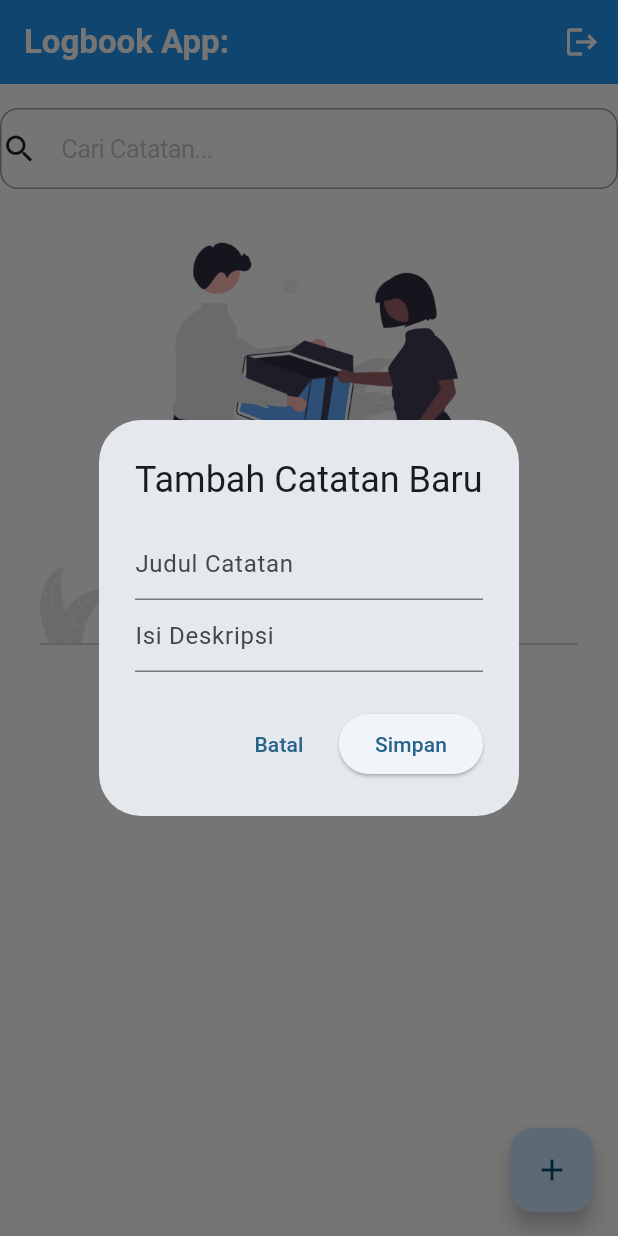
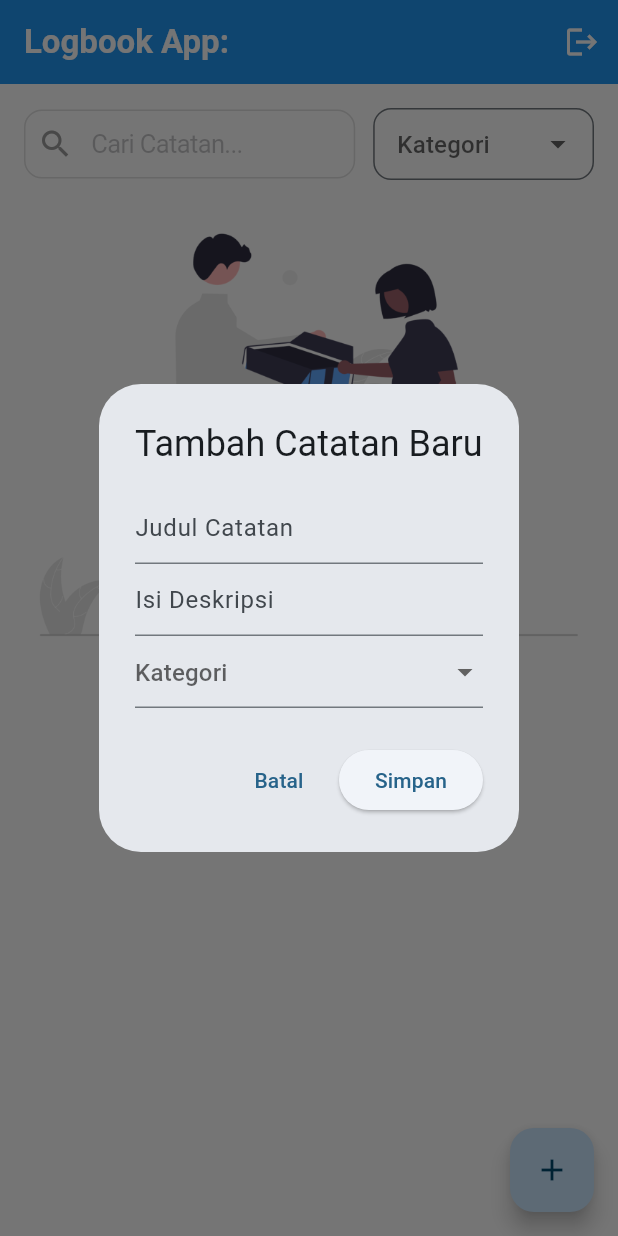
Before and after one commit to MaulIshak/logbook-app, a Flutter app: the LogView screen opened directly with empty values, after a tap on the "add" icon, on a phone screen of 412 x 824 dp. Run offline on Flutter 3.47's test engine with Material 3 defaults, Android fonts, the phone set to English and light mode, and no system bars; our stand-ins replace shared_preferences; accounts and stored records are empty.

Commit message:
feat: Implement log categorization, allowing users to add, edit, filter, and display logs by category.

```diff
--- a/lib/features/logbook/log_controller.dart
+++ b/lib/features/logbook/log_controller.dart
@@ -6,8 +6,17 @@ import 'package:shared_preferences/shared_preferences.dart';
 class LogController {
   final ValueNotifier<List<LogModel>> logsNotifier = ValueNotifier([]);
   static const String _storageKey = 'user_logs_data';
-
   final ValueNotifier<List<LogModel>> _logsBufferNotifier = ValueNotifier([]);
+  String _activeCategory = 'All'; // Track filter kategori yang sedang aktif
+  final List<String> categories = [
+    'Personal',
+    'Work',
+    'Study',
+    'Health',
+    'Travel',
+    'Other',
+    'All',
+  ];
 
   LogController(String username) {
     loadFromDisk(username);
@@ -30,36 +39,62 @@ class LogController {
     }
   }
 
-  void addLog(String title, String desc, String username) {
+  void filterLog(String category) {
+    _activeCategory = category; // Simpan filter aktif
+    if (category.isEmpty || category == "All") {
+      logsNotifier.value = _logsBufferNotifier.value;
+    } else {
+      final filteredLogs = _logsBufferNotifier.value.where((log) {
+        final categoryMatch = log.category.toLowerCase().contains(
+          category.toLowerCase(),
+        );
+        return categoryMatch;
+      }).toList();
+      logsNotifier.value = filteredLogs;
+    }
+  }
+
+  void addLog(String title, String desc, String username, String category) {
     final newLog = LogModel(
       title: title,
       description: desc,
       date: DateTime.now().toString(),
       username: username,
+      category: category,
     );
     _logsBufferNotifier.value = [..._logsBufferNotifier.value, newLog];
     logsNotifier.value = _logsBufferNotifier.value;
     saveToDisk();
   }
 
-  void updateLog(int index, String title, String desc, String username) {
+  void updateLog(
+    int index,
+    String title,
+    String desc,
+    String username,
+    String category,
+  ) {
     final currentLogs = List<LogModel>.from(_logsBufferNotifier.value);
     currentLogs[index] = LogModel(
       title: title,
       description: desc,
       date: DateTime.now().toString(),
       username: username,
+      category: category,
     );
     _logsBufferNotifier.value = currentLogs;
     logsNotifier.value = _logsBufferNotifier.value;
     saveToDisk();
   }
 
-  void removeLog(int index) {
+  void removeLog(LogModel logToRemove) {
+    // Hapus berdasarkan referensi object, bukan index,
+    // agar tidak salah hapus saat ada filter aktif
     final currentLogs = List<LogModel>.from(_logsBufferNotifier.value);
-    currentLogs.removeAt(index);
+    currentLogs.remove(logToRemove);
     _logsBufferNotifier.value = currentLogs;
-    logsNotifier.value = _logsBufferNotifier.value;
+    // Re-apply filter yang sedang aktif setelah menghapus
+    filterLog(_activeCategory);
     saveToDisk();
   }
 
--- a/lib/features/logbook/log_view.dart
+++ b/lib/features/logbook/log_view.dart
@@ -91,14 +91,58 @@ class _LogViewState extends State<LogView> {
         child: Column(
           children: [
             SizedBox(height: 16),
-            CupertinoTextField(
-              onChanged: (value) => _controller.searchLog(value),
-              placeholder: "Cari Catatan...",
-              prefix: Icon(Icons.search),
-              padding: EdgeInsets.all(16),
-              decoration: BoxDecoration(
-                borderRadius: BorderRadius.circular(12),
-                border: Border.all(color: Colors.grey),
+
+            Padding(
+              padding: const EdgeInsets.symmetric(horizontal: 16.0),
+              child: Row(
+                children: [
+                  Expanded(
+                    flex: 3,
+                    child: CupertinoTextField(
+                      onChanged: (value) => _controller.searchLog(value),
+                      placeholder: "Cari Catatan...",
+                      prefix: const Padding(
+                        padding: EdgeInsets.only(left: 8.0),
+                        child: Icon(Icons.search, color: Colors.grey),
+                      ),
+                      padding: const EdgeInsets.all(12),
+                      decoration: BoxDecoration(
+                        borderRadius: BorderRadius.circular(12),
+                        border: Border.all(color: Colors.grey.shade300),
+                      ),
+                    ),
+                  ),
+                  const SizedBox(width: 12),
+                  Expanded(
+                    flex: 2,
+                    child: DropdownButtonFormField<String>(
+                      isExpanded: true,
+                      onChanged: (value) => _controller.filterLog(value!),
+                      items: _controller.categories
+                          .map(
+                            (category) => DropdownMenuItem(
+                              value: category,
+                              child: Text(
+                                category,
+                                style: const TextStyle(fontSize: 14),
+                                overflow: TextOverflow.ellipsis,
+                              ),
+                            ),
+                          )
+                          .toList(),
+                      decoration: InputDecoration(
+                        contentPadding: const EdgeInsets.symmetric(
+                          horizontal: 12,
+                        ),
+                        border: OutlineInputBorder(
+                          borderRadius: BorderRadius.circular(12),
+                        ),
+                        hintText: "Kategori",
+                      ),
+                      validator: (value) => value == null ? "Pilih" : null,
+                    ),
+                  ),
+                ],
               ),
             ),
             const SizedBox(height: 16),
@@ -130,7 +174,16 @@ class _LogViewState extends State<LogView> {
                           title: Text(log.title),
                           subtitle: Column(
                             crossAxisAlignment: CrossAxisAlignment.start,
-                            children: [Text(log.description), Text(log.date)],
+                            children: [
+                              Text(
+                                log.category,
+                                style: TextStyle(
+                                  color: getCategoryColor(log.category),
+                                ),
+                              ),
+                              Text(log.description),
+                              Text(log.date),
+                            ],
                           ),
                           trailing: Wrap(
                             children: [
@@ -149,7 +202,7 @@ class _LogViewState extends State<LogView> {
                                   Icons.delete,
                                   color: Colors.red,
                                 ),
-                                onPressed: () => _showDeleteLogDialog(index),
+                                onPressed: () => _showDeleteLogDialog(log),
                               ),
                             ],
                           ),
@@ -173,8 +226,12 @@ class _LogViewState extends State<LogView> {
   // 1. Tambahkan Controller untuk menangkap input di dalam State
   final TextEditingController _titleController = TextEditingController();
   final TextEditingController _contentController = TextEditingController();
+  String? selectedCategory;
 
   void _showAddLogDialog() {
+    selectedCategory = null;
+    _titleController.clear();
+    _contentController.clear();
     showDialog(
       context: context,
       builder: (context) => AlertDialog(
@@ -198,6 +255,21 @@ class _LogViewState extends State<LogView> {
                     ? "Deskripsi tidak boleh kosong"
                     : null,
               ),
+              DropdownButtonFormField<String>(
+                initialValue: selectedCategory,
+                onChanged: (value) => setState(() => selectedCategory = value),
+                items: _controller.categories
+                    .map(
+                      (category) => DropdownMenuItem(
+                        value: category,
+                        child: Text(category),
+                      ),
+                    )
+                    .toList(),
+                decoration: const InputDecoration(hintText: "Kategori"),
+                validator: (value) =>
+                    value == null ? "Kategori harus dipilih" : null,
+              ),
             ],
           ),
         ),
@@ -215,6 +287,7 @@ class _LogViewState extends State<LogView> {
                 _titleController.text,
                 _contentController.text,
                 widget.username,
+                selectedCategory!,
               );
 
               // Trigger UI Refresh
@@ -235,6 +308,7 @@ class _LogViewState extends State<LogView> {
   void _showEditLogDialog(int index, LogModel log) {
     _titleController.text = log.title;
     _contentController.text = log.description;
+    selectedCategory = log.category;
     showDialog(
       context: context,
       builder: (context) => AlertDialog(
@@ -258,6 +332,21 @@ class _LogViewState extends State<LogView> {
                     ? "Deskripsi tidak boleh kosong"
                     : null,
               ),
+              DropdownButtonFormField<String>(
+                initialValue: selectedCategory,
+                onChanged: (value) => setState(() => selectedCategory = value),
+                items: _controller.categories
+                    .map(
+                      (category) => DropdownMenuItem(
+                        value: category,
+                        child: Text(category),
+                      ),
+                    )
+                    .toList(),
+                decoration: const InputDecoration(hintText: "Kategori"),
+                validator: (value) =>
+                    value == null ? "Kategori harus dipilih" : null,
+              ),
             ],
           ),
         ),
@@ -274,6 +363,7 @@ class _LogViewState extends State<LogView> {
                 _titleController.text,
                 _contentController.text,
                 widget.username,
+                selectedCategory!,
               );
               _titleController.clear();
               _contentController.clear();
@@ -286,7 +376,7 @@ class _LogViewState extends State<LogView> {
     );
   }
 
-  void _showDeleteLogDialog(int index) {
+  void _showDeleteLogDialog(LogModel log) {
     showDialog(
       context: context,
       builder: (context) => AlertDialog(
@@ -299,7 +389,7 @@ class _LogViewState extends State<LogView> {
           ),
           ElevatedButton(
             onPressed: () {
-              _controller.removeLog(index);
+              _controller.removeLog(log);
               Navigator.pop(context);
             },
             child: const Text("Hapus", style: TextStyle(color: Colors.red)),
@@ -308,4 +398,21 @@ class _LogViewState extends State<LogView> {
       ),
     );
   }
+
+  Color getCategoryColor(String category) {
+    switch (category) {
+      case 'Personal':
+        return Colors.blue;
+      case 'Work':
+        return Colors.green;
+      case 'Study':
+        return Colors.orange;
+      case 'Health':
+        return Colors.purple;
+      case 'Travel':
+        return Colors.pink;
+      default:
+        return Colors.grey;
+    }
+  }
 }
--- a/lib/features/logbook/models/log_model.dart
+++ b/lib/features/logbook/models/log_model.dart
@@ -3,12 +3,14 @@ class LogModel {
   final String date;
   final String description;
   final String username;
+  final String category;
 
   LogModel({
     required this.title,
     required this.date,
     required this.description,
     required this.username,
+    required this.category,
   });
 
   // Untuk Tugas HOTS: Konversi Map (JSON) ke Object
@@ -18,6 +20,7 @@ class LogModel {
       date: map['date'],
       description: map['description'],
       username: map['username'],
+      category: map['category'] ?? 'Other',
     );
   }
 
@@ -28,6 +31,7 @@ class LogModel {
       'date': date,
       'description': description,
       'username': username,
+      'category': category,
     };
   }
 }
```
